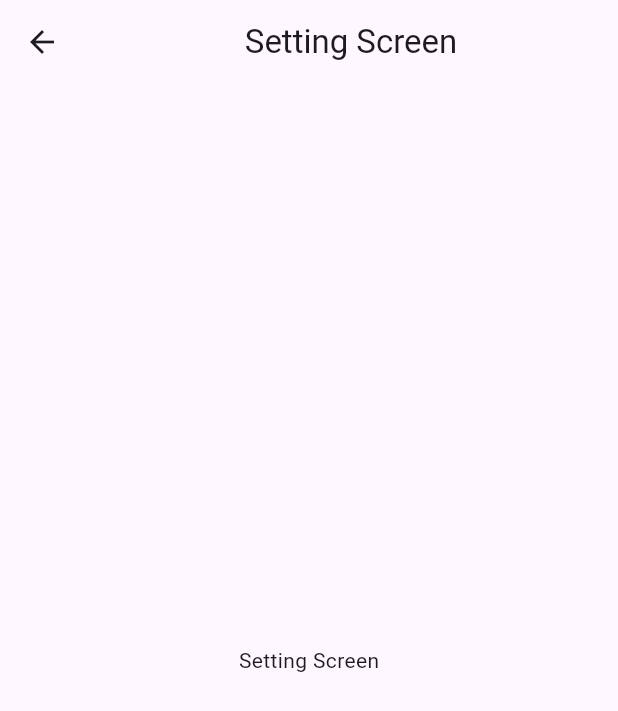
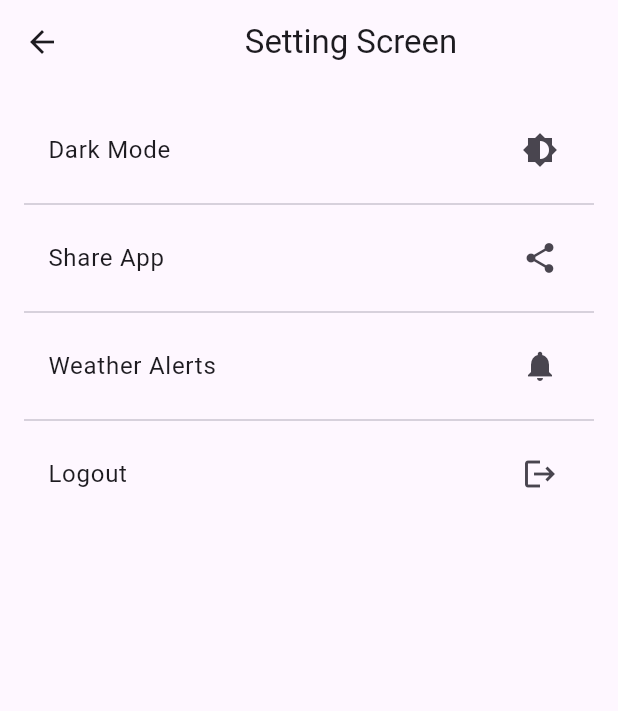
Before and after one commit to Amitkumarkoli/weatherly, a Flutter app: the SettingScreen screen opened by its route, on a phone screen of 412 x 824 dp. Shown: the top 711 px of the screen. Run offline on Flutter 3.47's test engine with Material 3 defaults, Android fonts, the phone set to English and light mode, and no system bars; our stand-ins replace firebase_auth, firebase_core, geolocator; accounts and stored records are empty.

Commit message:
improve setting screen ui

```diff
--- a/lib/presentation/screens/setting_screen.dart
+++ b/lib/presentation/screens/setting_screen.dart
@@ -1,4 +1,6 @@
 import 'package:flutter/material.dart';
+import 'package:provider/provider.dart';
+import 'package:weatherly/core/provider/auth_provider.dart';
 
 class SettingScreen extends StatefulWidget {
   const SettingScreen({super.key});
@@ -10,9 +12,50 @@ class SettingScreen extends StatefulWidget {
 class _SearchScreenState extends State<SettingScreen> {
   @override
   Widget build(BuildContext context) {
+    final authProvider = Provider.of<AuthProvider>(context, listen: false);
+
     return Scaffold(
-      appBar: AppBar(title: Center(child: Text('Setting Screen'))),
-      body: Center(child: Text("Setting Screen")),
+      appBar: AppBar(title: const Center(child: Text('Setting Screen'))),
+      body: Padding(
+        padding: const EdgeInsets.all(16.0),
+        child: Column(
+          children: [
+            ListTile(
+              trailing: const Icon(Icons.brightness_6),
+              title: const Text('Dark Mode',style: TextStyle(fontSize: 16)),
+              onTap: () {
+
+              },
+            ),
+            const Divider(),
+            ListTile(
+              trailing: const Icon(Icons.share),
+              title: const Text('Share App',style: TextStyle(fontSize: 16)),
+              onTap: () {
+                authProvider.signOut();
+                Navigator.pushReplacementNamed(context, '/login');
+              },
+            ),
+            const Divider(),
+            ListTile(
+              trailing: const Icon(Icons.notifications),
+              title: const Text('Weather Alerts',style: TextStyle(fontSize: 16)),
+              onTap: () {
+
+              },
+            ),
+            const Divider(),
+            ListTile(
+              trailing: const Icon(Icons.logout),
+              title: const Text('Logout',style: TextStyle(fontSize: 16)),
+              onTap: () {
+                authProvider.signOut();
+                Navigator.pushReplacementNamed(context, '/login');
+              },
+            ),
+          ],
+        ),
+      ),
     );
   }
 }
```
Also changed, not shown: lib/presentation/screens/home_screen.dart (+7 -13 lines).
